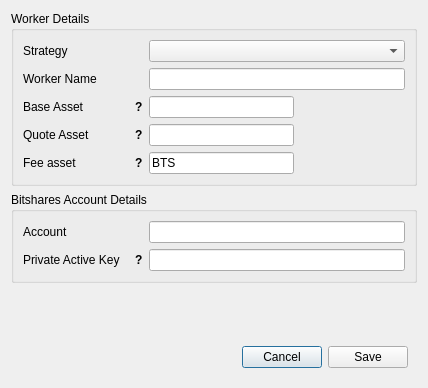
Above: dexbot/views/ui/create_worker_window.ui from xeroc/stakemachine before the change. Below: the same form after it.
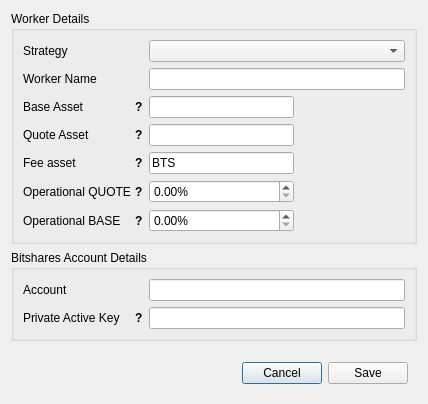
That is the form after the change.

Commit message: Add operational balance settings into GUI

The edit to the form file:
```diff
--- a/dexbot/views/ui/create_worker_window.ui
+++ b/dexbot/views/ui/create_worker_window.ui
@@ -634,6 +634,258 @@
         </property>
        </widget>
       </item>
+      <item row="5" column="0">
+       <widget class="QWidget" name="operational_quote_wrap" native="true">
+        <property name="sizePolicy">
+         <sizepolicy hsizetype="Fixed" vsizetype="Preferred">
+          <horstretch>0</horstretch>
+          <verstretch>0</verstretch>
+         </sizepolicy>
+        </property>
+        <property name="minimumSize">
+         <size>
+          <width>120</width>
+          <height>0</height>
+         </size>
+        </property>
+        <property name="maximumSize">
+         <size>
+          <width>120</width>
+          <height>16777215</height>
+         </size>
+        </property>
+        <layout class="QHBoxLayout" name="horizontalLayout_6">
+         <property name="spacing">
+          <number>0</number>
+         </property>
+         <property name="leftMargin">
+          <number>0</number>
+         </property>
+         <property name="topMargin">
+          <number>0</number>
+         </property>
+         <property name="rightMargin">
+          <number>0</number>
+         </property>
+         <property name="bottomMargin">
+          <number>0</number>
+         </property>
+         <item>
+          <widget class="QLabel" name="operational_quote_label">
+           <property name="minimumSize">
+            <size>
+             <width>0</width>
+             <height>0</height>
+            </size>
+           </property>
+           <property name="maximumSize">
+            <size>
+             <width>16777215</width>
+             <height>16777215</height>
+            </size>
+           </property>
+           <property name="text">
+            <string>Operational QUOTE</string>
+           </property>
+           <property name="buddy">
+            <cstring>quote_asset_input</cstring>
+           </property>
+          </widget>
+         </item>
+         <item>
+          <widget class="QLabel" name="operational_quote_tooltip">
+           <property name="sizePolicy">
+            <sizepolicy hsizetype="Fixed" vsizetype="Preferred">
+             <horstretch>0</horstretch>
+             <verstretch>0</verstretch>
+            </sizepolicy>
+           </property>
+           <property name="font">
+            <font>
+             <weight>75</weight>
+             <bold>true</bold>
+            </font>
+           </property>
+           <property name="cursor">
+            <cursorShape>WhatsThisCursor</cursorShape>
+           </property>
+           <property name="toolTip">
+            <string>Max % of QUOTE asset available to this worker, 0 - auto</string>
+           </property>
+           <property name="text">
+            <string>?</string>
+           </property>
+           <property name="margin">
+            <number>5</number>
+           </property>
+          </widget>
+         </item>
+        </layout>
+       </widget>
+      </item>
+      <item row="6" column="0">
+       <widget class="QWidget" name="operational_base_wrap" native="true">
+        <property name="sizePolicy">
+         <sizepolicy hsizetype="Fixed" vsizetype="Preferred">
+          <horstretch>0</horstretch>
+          <verstretch>0</verstretch>
+         </sizepolicy>
+        </property>
+        <property name="minimumSize">
+         <size>
+          <width>120</width>
+          <height>0</height>
+         </size>
+        </property>
+        <property name="maximumSize">
+         <size>
+          <width>120</width>
+          <height>16777215</height>
+         </size>
+        </property>
+        <layout class="QHBoxLayout" name="horizontalLayout_7">
+         <property name="spacing">
+          <number>0</number>
+         </property>
+         <property name="leftMargin">
+          <number>0</number>
+         </property>
+         <property name="topMargin">
+          <number>0</number>
+         </property>
+         <property name="rightMargin">
+          <number>0</number>
+         </property>
+         <property name="bottomMargin">
+          <number>0</number>
+         </property>
+         <item>
+          <widget class="QLabel" name="operational_base_label">
+           <property name="minimumSize">
+            <size>
+             <width>0</width>
+             <height>0</height>
+            </size>
+           </property>
+           <property name="maximumSize">
+            <size>
+             <width>16777215</width>
+             <height>16777215</height>
+            </size>
+           </property>
+           <property name="text">
+            <string>Operational BASE</string>
+           </property>
+           <property name="buddy">
+            <cstring>quote_asset_input</cstring>
+           </property>
+          </widget>
+         </item>
+         <item>
+          <widget class="QLabel" name="operational_base_tooltip">
+           <property name="sizePolicy">
+            <sizepolicy hsizetype="Fixed" vsizetype="Preferred">
+             <horstretch>0</horstretch>
+             <verstretch>0</verstretch>
+            </sizepolicy>
+           </property>
+           <property name="font">
+            <font>
+             <weight>75</weight>
+             <bold>true</bold>
+            </font>
+           </property>
+           <property name="cursor">
+            <cursorShape>WhatsThisCursor</cursorShape>
+           </property>
+           <property name="toolTip">
+            <string>Max % of BASE asset available to this worker, 0 - auto</string>
+           </property>
+           <property name="text">
+            <string>?</string>
+           </property>
+           <property name="margin">
+            <number>5</number>
+           </property>
+          </widget>
+         </item>
+        </layout>
+       </widget>
+      </item>
+      <item row="5" column="1">
+       <widget class="QDoubleSpinBox" name="operational_quote_input">
+        <property name="minimumSize">
+         <size>
+          <width>145</width>
+          <height>0</height>
+         </size>
+        </property>
+        <property name="maximumSize">
+         <size>
+          <width>80</width>
+          <height>16777215</height>
+         </size>
+        </property>
+        <property name="cursor">
+         <cursorShape>ArrowCursor</cursorShape>
+        </property>
+        <property name="mouseTracking">
+         <bool>true</bool>
+        </property>
+        <property name="focusPolicy">
+         <enum>Qt::WheelFocus</enum>
+        </property>
+        <property name="prefix">
+         <string/>
+        </property>
+        <property name="suffix">
+         <string>%</string>
+        </property>
+        <property name="maximum">
+         <double>100.000000000000000</double>
+        </property>
+        <property name="singleStep">
+         <double>1.000000000000000</double>
+        </property>
+       </widget>
+      </item>
+      <item row="6" column="1">
+       <widget class="QDoubleSpinBox" name="operational_base_input">
+        <property name="minimumSize">
+         <size>
+          <width>145</width>
+          <height>0</height>
+         </size>
+        </property>
+        <property name="maximumSize">
+         <size>
+          <width>80</width>
+          <height>16777215</height>
+         </size>
+        </property>
+        <property name="cursor">
+         <cursorShape>ArrowCursor</cursorShape>
+        </property>
+        <property name="mouseTracking">
+         <bool>true</bool>
+        </property>
+        <property name="focusPolicy">
+         <enum>Qt::WheelFocus</enum>
+        </property>
+        <property name="prefix">
+         <string/>
+        </property>
+        <property name="suffix">
+         <string>%</string>
+        </property>
+        <property name="maximum">
+         <double>100.000000000000000</double>
+        </property>
+        <property name="singleStep">
+         <double>1.000000000000000</double>
+        </property>
+       </widget>
+      </item>
      </layout>
     </widget>
    </item>
```
Left out of the diff: 32 changed lines with no effect on the pictures. The commit also changes 1 other file.
